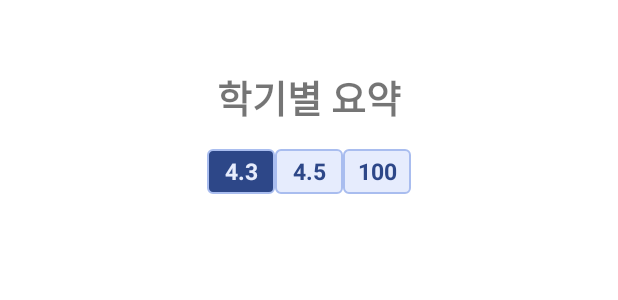
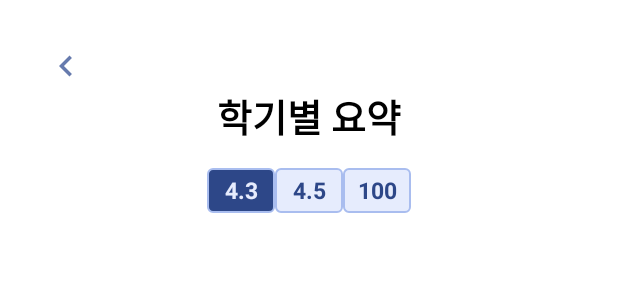
Before and after one commit to Curri4You/CurriForYou, an Android app: the layout activity_gm_semester.xml on its own in the app's theme, with its tools: preview values and no code run, on a phone screen of 412 x 824 dp. Shown: the top 300 px of the screen. Run offline under Robolectric (Android 15) with nearby library versions, the phone set to English and light mode, and no system bars; network calls fail.

Commit message:
Shinchaeeun gm_semester에서 gm_home로 되돌아가는 버튼 구현

```diff
--- a/app/src/main/java/com/example/curriforyou/GmSemesterActivity.java
+++ b/app/src/main/java/com/example/curriforyou/GmSemesterActivity.java
@@ -2,7 +2,11 @@
 
 package com.example.curriforyou;
 
+import android.content.Intent;
 import android.os.Bundle;
+import android.view.View;
+import android.widget.ImageView;
+
 import androidx.appcompat.app.AppCompatActivity;
 import androidx.recyclerview.widget.LinearLayoutManager;
 import androidx.recyclerview.widget.RecyclerView;
@@ -18,6 +22,16 @@ public class GmSemesterActivity extends AppCompatActivity {
         setContentView(R.layout.activity_gm_semester);
         init();
         getData();
+
+        //뒤로가기 버튼
+        ImageView btn_infoModification = (ImageView) findViewById(R.id.navigate_before);
+        btn_infoModification.setOnClickListener(new View.OnClickListener() {
+            @Override
+            public void onClick(View view) {
+                Intent intent = new Intent(getApplicationContext(), GmActivity.class);
+                startActivity(intent); //액티비티 이동
+            }
+        });
     }
 
     private void init(){
--- a/app/src/main/java/com/example/curriforyou/MyPage_addMajor.java
+++ b/app/src/main/java/com/example/curriforyou/MyPage_addMajor.java
@@ -4,8 +4,6 @@ import android.content.Intent;
 import android.os.Bundle;
 import android.view.View;
 import android.widget.ImageView;
-import android.widget.LinearLayout;
-
 import androidx.appcompat.app.AppCompatActivity;
 
 public class MyPage_addMajor extends AppCompatActivity {
--- a/app/src/main/res/layout/activity_gm_semester.xml
+++ b/app/src/main/res/layout/activity_gm_semester.xml
@@ -15,15 +15,26 @@
             android:layout_marginHorizontal="30dp"
             android:orientation="vertical">
 
+
+            <ImageView
+                android:id="@+id/navigate_before"
+                android:layout_width="28dp"
+                android:layout_height="28dp"
+                android:layout_gravity="center_vertical"
+                android:layout_marginTop="30dp"
+                android:src="@drawable/navigate_before"
+                app:tint="@color/blue_3" />
+
             <TextView
-                android:layout_width="match_parent"
+                android:layout_width="wrap_content"
                 android:layout_height="wrap_content"
-                android:layout_marginTop="45dp"
+                android:layout_gravity="center"
                 android:gravity="center"
                 android:text="학기별 요약"
                 android:textAlignment="center"
+                android:textColor="@color/black"
                 android:textSize="25sp"
-                android:textStyle="bold"/>
+                android:textStyle="bold" />
 
             <RadioGroup
                 android:layout_width="wrap_content"
@@ -75,7 +86,7 @@
         <androidx.recyclerview.widget.RecyclerView
             android:id="@+id/recyclerView"
             android:layout_width="wrap_content"
-            android:layout_height="wrap_content"/>
+            android:layout_height="wrap_content" />
 
     </LinearLayout>
 
```
